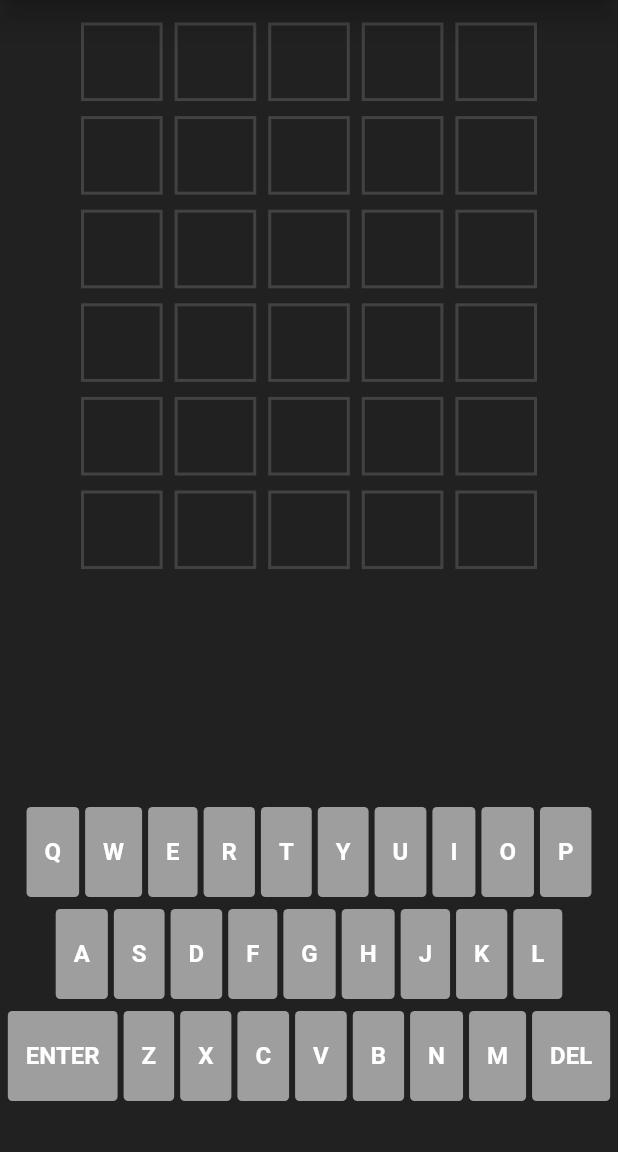
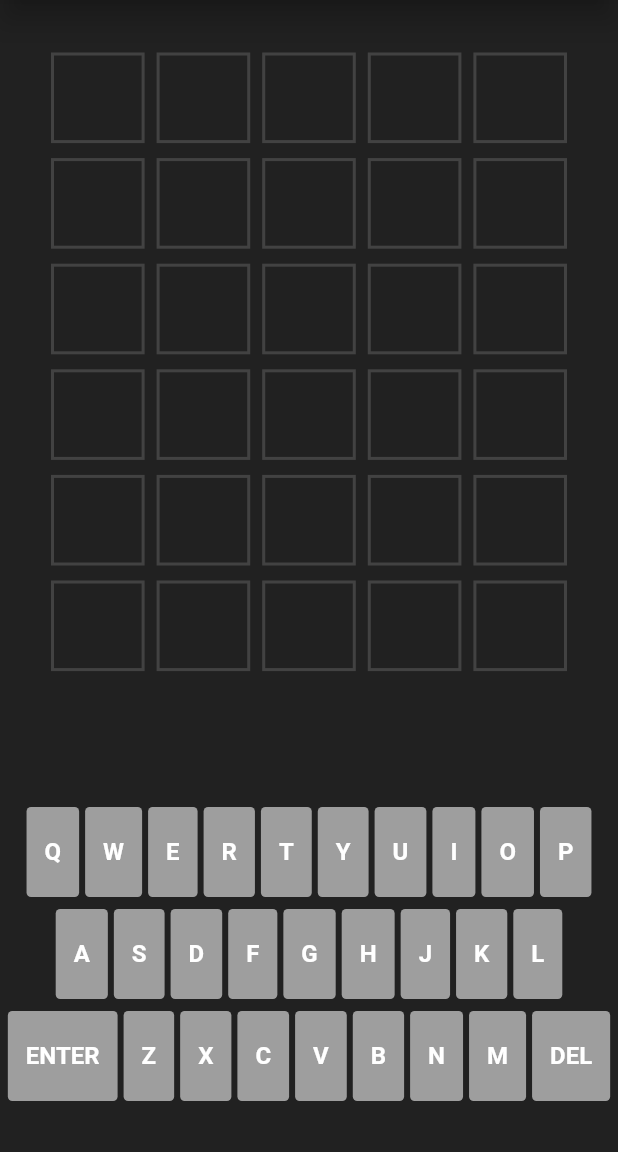
Before and after one commit to egebakisoglu/WordleClone, a Flutter app: the screen it shows after launch, on a phone screen of 412 x 824 dp, the part 84-1236 px from its top. Run offline on Flutter 3.47's test engine with Material 2 defaults, Android fonts, the phone set to English and light mode, and no system bars; our stand-ins replace flutter_riverpod, google_fonts; Roboto replaces fonts that are missing (Kanit).

Commit message:
adjusted ui

```diff
--- a/lib/screens/wordle_screen.dart
+++ b/lib/screens/wordle_screen.dart
@@ -44,7 +44,7 @@ class WordleScreen extends ConsumerWidget{
           children: [
             Expanded(
               child: Container(
-                margin: EdgeInsets.symmetric(horizontal: 50, vertical: 10),
+                margin: EdgeInsets.symmetric(horizontal: 30, vertical: 30),
                 child: WordleInput(letterList: letterList),
               ),
             ),
```
